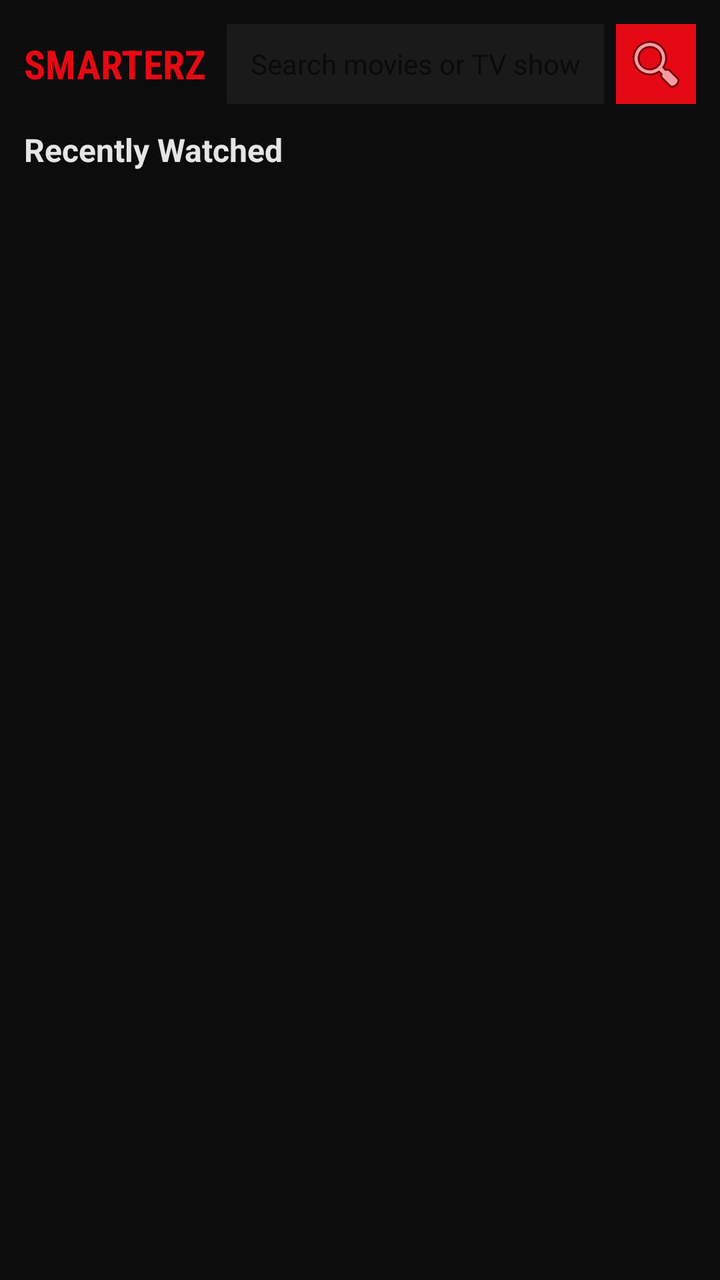
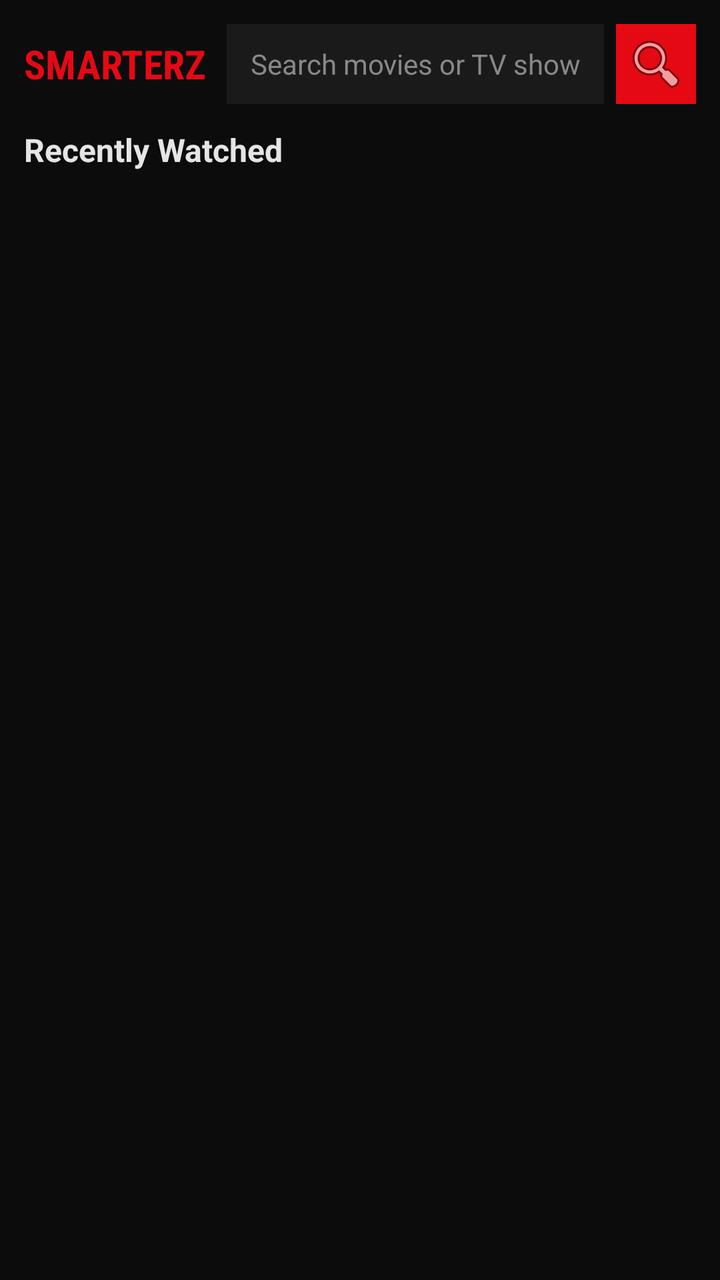

Two renders of the same Android screen: before a commit and after it. Below are the layout's source before the change and the commit's diff.
<!-- AndroidManifest.xml: application theme Theme.Smarterz -->
<!-- res/layout/activity_main.xml -->
<?xml version="1.0" encoding="utf-8"?>
<FrameLayout xmlns:android="http://schemas.android.com/apk/res/android"
    android:layout_width="match_parent"
    android:layout_height="match_parent"
    android:background="#0c0c0c">

    
    <ScrollView
        android:layout_width="match_parent"
        android:layout_height="match_parent">

        <LinearLayout
            android:layout_width="match_parent"
            android:layout_height="wrap_content"
            android:orientation="vertical"
            android:padding="12dp">

            
            <LinearLayout
                android:layout_width="match_parent"
                android:layout_height="wrap_content"
                android:orientation="horizontal"
                android:layout_marginBottom="12dp"
                android:gravity="center_vertical">

                <TextView
                    android:id="@+id/homeLogo"
                    android:layout_width="wrap_content"
                    android:layout_height="wrap_content"
                    android:text="SMARTERZ"
                    android:textColor="#E50914"
                    android:textSize="20sp"
                    android:textStyle="bold"
                    android:paddingEnd="10dp"
                    android:fontFamily="sans-serif-condensed" />

                <EditText
                    android:id="@+id/searchInput"
                    android:layout_width="0dp"
                    android:layout_height="40dp"
                    android:layout_weight="1"
                    android:background="#1a1a1a"
                    android:hint="Search movies or TV shows…"
                    android:hintTextColor="#888"
                    android:textColor="#e5e5e5"
                    android:textSize="14sp"
                    android:paddingStart="12dp"
                    android:paddingEnd="12dp"
                    android:imeOptions="actionSearch"
                    android:inputType="text"
                    android:maxLines="1"
                    android:singleLine="true" />

                <ImageButton
                    android:id="@+id/searchButton"
                    android:layout_width="40dp"
                    android:layout_height="40dp"
                    android:src="@android:drawable/ic_menu_search"
                    android:background="#E50914"
                    android:layout_marginStart="6dp"
                    android:contentDescription="Search" />
            </LinearLayout>

            
            <LinearLayout
                android:id="@+id/homeSection"
                android:layout_width="match_parent"
                android:layout_height="wrap_content"
                android:orientation="vertical"
                android:visibility="visible">

                <TextView
                    android:layout_width="wrap_content"
                    android:layout_height="wrap_content"
                    android:text="Recently Watched"
                    android:textColor="#e5e5e5"
                    android:textSize="16sp"
                    android:textStyle="bold"
                    android:layout_marginBottom="8dp" />

                <TextView
                    android:id="@+id/recentEmpty"
                    android:layout_width="wrap_content"
                    android:layout_height="wrap_content"
                    android:text="No recent items yet. Search for a movie or show!"
                    android:textColor="#888"
                    android:textSize="13sp"
                    android:visibility="gone" />

                <androidx.recyclerview.widget.RecyclerView
                    android:id="@+id/recentRecycler"
                    android:layout_width="match_parent"
                    android:layout_height="180dp"
                    android:visibility="gone"
                    android:clipToPadding="false"
                    android:paddingEnd="8dp" />
            </LinearLayout>

            
            <LinearLayout
                android:id="@+id/searchSection"
                android:layout_width="match_parent"
                android:layout_height="wrap_content"
                android:orientation="vertical"
                android:visibility="gone">

                <ProgressBar
                    android:id="@+id/searchLoading"
                    android:layout_width="wrap_content"
                    android:layout_height="wrap_content"
                    android:layout_gravity="center_horizontal"
                    android:visibility="gone" />

                <androidx.recyclerview.widget.RecyclerView
                    android:id="@+id/searchRecycler"
                    android:layout_width="match_parent"
                    android:layout_height="wrap_content"
                    android:visibility="gone"
                    android:nestedScrollingEnabled="false" />

                
                <LinearLayout
                    android:id="@+id/paginationRow"
                    android:layout_width="match_parent"
                    android:layout_height="wrap_content"
                    android:orientation="horizontal"
                    android:gravity="center"
                    android:layout_marginTop="8dp"
                    android:visibility="gone">

                    <Button
                        android:id="@+id/prevPageBtn"
                        android:layout_width="wrap_content"
                        android:layout_height="36dp"
                        android:text="Prev"
                        android:textSize="12sp"
                        android:backgroundTint="#E50914"
                        android:layout_marginEnd="12dp" />

                    <TextView
                        android:id="@+id/pageIndicator"
                        android:layout_width="wrap_content"
                        android:layout_height="wrap_content"
                        android:textColor="#e5e5e5"
                        android:textSize="13sp"
                        android:layout_marginEnd="12dp" />

                    <Button
                        android:id="@+id/nextPageBtn"
                        android:layout_width="wrap_content"
                        android:layout_height="36dp"
                        android:text="Next"
                        android:textSize="12sp"
                        android:backgroundTint="#E50914" />
                </LinearLayout>
            </LinearLayout>

            
            <LinearLayout
                android:id="@+id/detailSection"
                android:layout_width="match_parent"
                android:layout_height="wrap_content"
                android:orientation="vertical"
                android:visibility="gone">

                <ProgressBar
                    android:id="@+id/detailLoading"
                    android:layout_width="wrap_content"
                    android:layout_height="wrap_content"
                    android:layout_gravity="center_horizontal"
                    android:visibility="gone" />

                <LinearLayout
                    android:id="@+id/detailContent"
                    android:layout_width="match_parent"
                    android:layout_height="wrap_content"
                    android:orientation="vertical"
                    android:visibility="gone">

                    <ImageView
                        android:id="@+id/detailPoster"
                        android:layout_width="140dp"
                        android:layout_height="210dp"
                        android:layout_gravity="center_horizontal"
                        android:layout_marginBottom="12dp"
                        android:scaleType="centerCrop"
                        android:contentDescription="Poster" />

                    <TextView
                        android:id="@+id/detailTitle"
                        android:layout_width="match_parent"
                        android:layout_height="wrap_content"
                        android:textColor="#e5e5e5"
                        android:textSize="20sp"
                        android:textStyle="bold"
                        android:gravity="center"
                        android:layout_marginBottom="8dp" />

                    <LinearLayout
                        android:layout_width="match_parent"
                        android:layout_height="wrap_content"
                        android:orientation="horizontal"
                        android:gravity="center"
                        android:layout_marginBottom="10dp">

                        <TextView
                            android:id="@+id/detailBadge1"
                            android:layout_width="wrap_content"
                            android:layout_height="wrap_content"
                            android:textColor="#e5e5e5"
                            android:textSize="13sp"
                            android:background="#2a2a2a"
                            android:paddingStart="8dp"
                            android:paddingEnd="8dp"
                            android:paddingTop="4dp"
                            android:paddingBottom="4dp"
                            android:layout_marginEnd="8dp" />

                        <TextView
                            android:id="@+id/detailBadge2"
                            android:layout_width="wrap_content"
                            android:layout_height="wrap_content"
                            android:textColor="#e5e5e5"
                            android:textSize="13sp"
                            android:background="#2a2a2a"
                            android:paddingStart="8dp"
                            android:paddingEnd="8dp"
                            android:paddingTop="4dp"
                            android:paddingBottom="4dp" />
                    </LinearLayout>

                    <TextView
                        android:id="@+id/detailOverview"
                        android:layout_width="match_parent"
                        android:layout_height="wrap_content"
                        android:textColor="#b3b3b3"
                        android:textSize="13sp"
                        android:layout_marginBottom="16dp" />

                    <Button
                        android:id="@+id/playButton"
                        android:layout_width="match_parent"
                        android:layout_height="48dp"
                        android:text="▶  Play"
                        android:textSize="16sp"
                        android:textStyle="bold"
                        android:backgroundTint="#E50914"
                        android:textColor="#FFFFFF" />
                </LinearLayout>
            </LinearLayout>

        </LinearLayout>
    </ScrollView>

    
    <FrameLayout
        android:id="@+id/playerModal"
        android:layout_width="match_parent"
        android:layout_height="match_parent"
        android:background="#000000"
        android:visibility="gone">

        <WebView
            android:id="@+id/playerWebView"
            android:layout_width="match_parent"
            android:layout_height="match_parent" />

        
        <LinearLayout
            android:id="@+id/tvControls"
            android:layout_width="match_parent"
            android:layout_height="wrap_content"
            android:layout_gravity="bottom"
            android:orientation="vertical"
            android:background="#CC000000"
            android:padding="8dp"
            android:visibility="gone">

            
            <LinearLayout
                android:layout_width="match_parent"
                android:layout_height="wrap_content"
                android:orientation="horizontal"
                android:gravity="center_vertical"
                android:layout_marginBottom="4dp">

                <Spinner
                    android:id="@+id/seasonSpinner"
                    android:layout_width="0dp"
                    android:layout_height="36dp"
                    android:layout_weight="1"
                    android:backgroundTint="#e5e5e5"
                    android:layout_marginEnd="6dp" />

                <Spinner
                    android:id="@+id/episodeSpinner"
                    android:layout_width="0dp"
                    android:layout_height="36dp"
                    android:layout_weight="1"
                    android:backgroundTint="#e5e5e5" />
            </LinearLayout>

            
            <LinearLayout
                android:layout_width="match_parent"
                android:layout_height="wrap_content"
                android:orientation="horizontal"
                android:gravity="center">

                <Button
                    android:id="@+id/prevEpisodeBtn"
                    android:layout_width="wrap_content"
                    android:layout_height="36dp"
                    android:text="◀ Prev"
                    android:textSize="12sp"
                    android:backgroundTint="#E50914"
                    android:layout_marginEnd="12dp" />

                <TextView
                    android:id="@+id/currentEpisodeLabel"
                    android:layout_width="wrap_content"
                    android:layout_height="wrap_content"
                    android:textColor="#e5e5e5"
                    android:textSize="13sp"
                    android:layout_marginEnd="12dp" />

                <Button
                    android:id="@+id/nextEpisodeBtn"
                    android:layout_width="wrap_content"
                    android:layout_height="36dp"
                    android:text="Next ▶"
                    android:textSize="12sp"
                    android:backgroundTint="#E50914" />
            </LinearLayout>
        </LinearLayout>

        
        <FrameLayout
            android:id="@+id/movieControls"
            android:layout_width="match_parent"
            android:layout_height="wrap_content"
            android:layout_gravity="bottom"
            android:visibility="gone" />

        
        <ImageButton
            android:id="@+id/closePlayer"
            android:layout_width="40dp"
            android:layout_height="40dp"
            android:layout_gravity="top|end"
            android:layout_margin="8dp"
            android:src="@android:drawable/ic_menu_close_clear_cancel"
            android:background="#CC000000"
            android:contentDescription="Close player" />
    </FrameLayout>

</FrameLayout>
<!-- resources referenced by this layout -->
<resources>
  <style name="Theme.Smarterz" parent="Theme.MaterialComponents.DayNight.NoActionBar">
          <item name="colorPrimary">#E50914</item>
          <item name="colorPrimaryVariant">#B20710</item>
          <item name="colorOnPrimary">#FFFFFF</item>
          <item name="colorSecondary">#E50914</item>
          <item name="colorOnSecondary">#FFFFFF</item>
          <item name="android:statusBarColor">#0c0c0c</item>
          <item name="android:navigationBarColor">#0c0c0c</item>
          <item name="android:windowBackground">#0c0c0c</item>
          <item name="android:textColorPrimary">#e5e5e5</item>
          <item name="android:textColorSecondary">#b3b3b3</item>
      </style>
</resources>

<!-- the commit's change to res/layout/activity_main.xml (unified diff, before → after) -->
@@ -41,7 +41,7 @@
                     android:layout_weight="1"
                     android:background="#1a1a1a"
                     android:hint="Search movies or TV shows…"
-                    android:hintTextColor="#888"
+                    android:textColorHint="#888888"
                     android:textColor="#e5e5e5"
                     android:textSize="14sp"
                     android:paddingStart="12dp"
